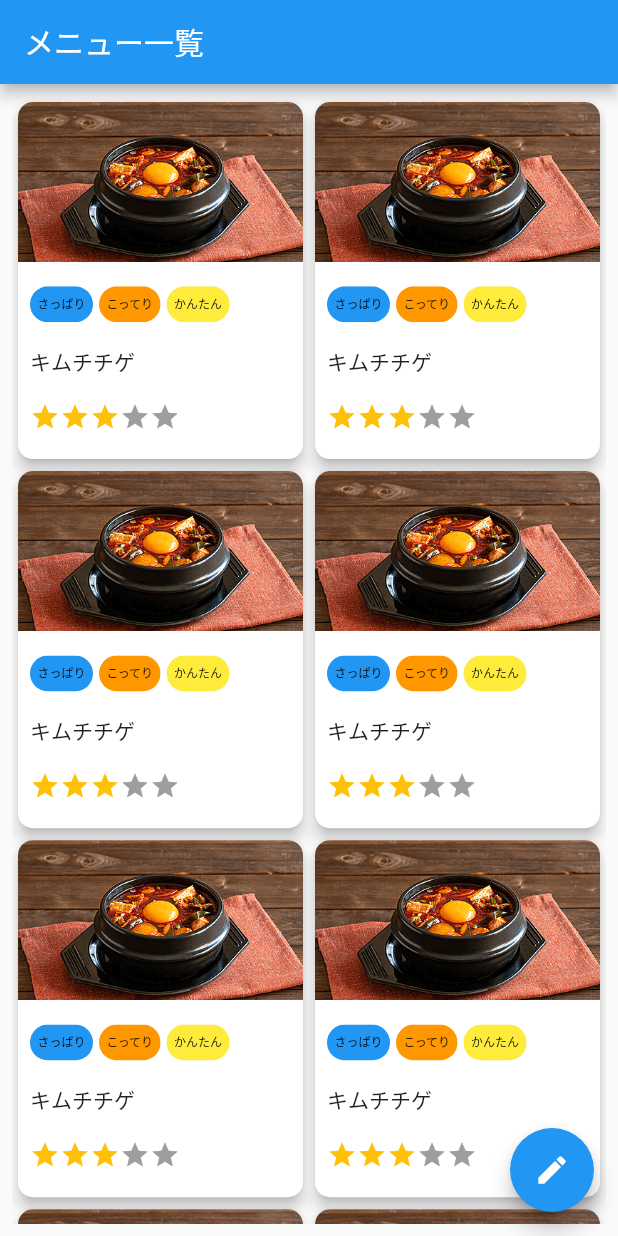
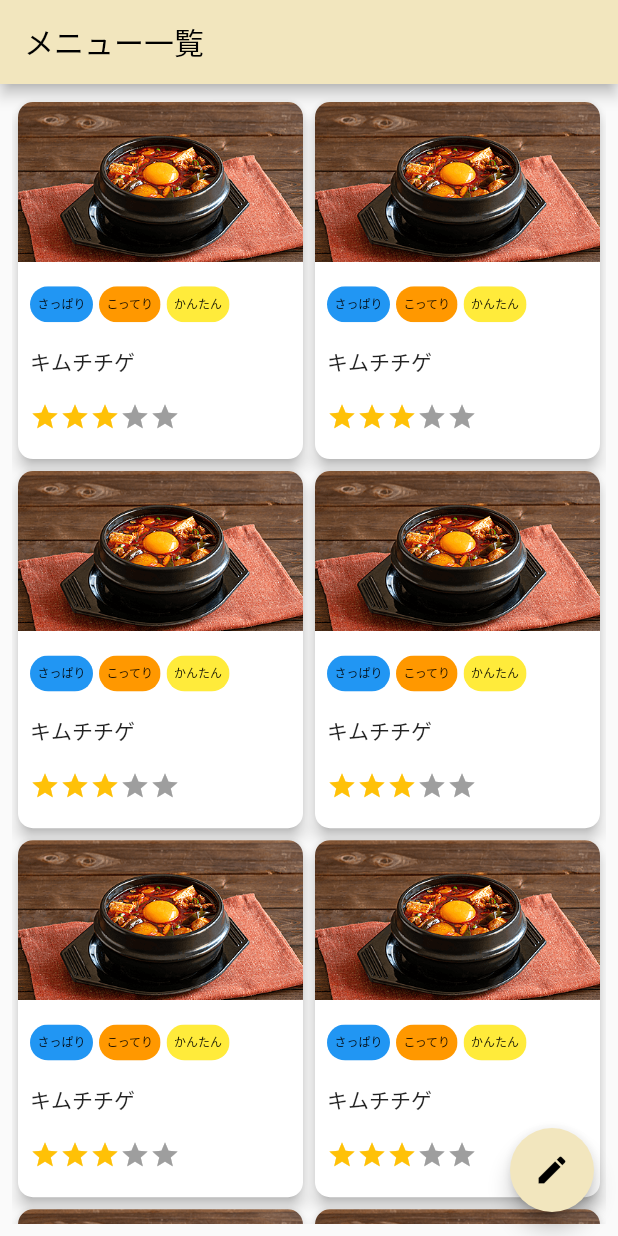
Before and after one commit to baekx/becos_kitchen, a Flutter app: the screen it shows after launch, on a phone screen of 412 x 824 dp. Run offline on Flutter 3.47's test engine with Material 2 defaults, Android fonts, the phone set to English and light mode, and no system bars; drawn by our look-alikes of flutter_rating_bar; our stand-ins replace cloud_firestore, firebase_core, flutter_riverpod, freezed_annotation, image_picker; accounts and stored records are empty.

Commit message:
PrimaryColor設定

```diff
--- /dev/null
+++ b/lib/common/material_color.dart
@@ -0,0 +1,15 @@
+import 'package:flutter/material.dart';
+
+const int _mainColor = 0xFFF2E6BE;
+const MaterialColor customSwatch = MaterialColor(_mainColor, <int, Color>{
+  50: Color(0xFFFDFCF7),
+  100: Color(0xFFFBF8EC),
+  200: Color(0xFFF9F3DF),
+  300: Color(0xFFF6EED2),
+  400: Color(0xFFF4EAC8),
+  500: Color(_mainColor),
+  600: Color(0xFFF0E3B8),
+  700: Color(0xFFEEDFAF),
+  800: Color(0xFFECDBA7),
+  900: Color(0xFFE8D599),
+});
--- a/lib/screen/main.dart
+++ b/lib/screen/main.dart
@@ -1,3 +1,4 @@
+import 'package:becos_kitchen/common/material_color.dart';
 import 'package:becos_kitchen/screen/menu_list/menu_list_page.dart';
 import 'package:firebase_core/firebase_core.dart';
 import 'package:flutter/material.dart';
@@ -18,7 +19,7 @@ class MyApp extends StatelessWidget {
     return MaterialApp(
       title: "Beco's Kitchen",
       theme: ThemeData(
-        primarySwatch: Colors.blue,
+        primarySwatch: customSwatch,
       ),
       home: const MenuListPage(),
     );
```
